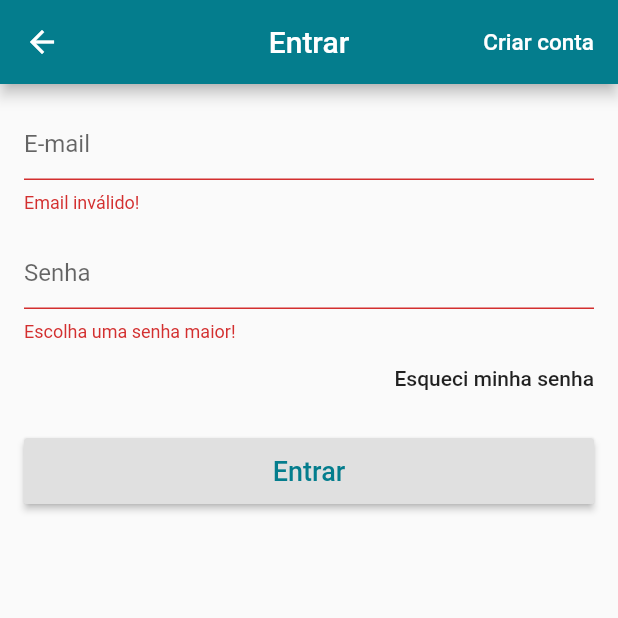
After one commit to brenomacedo/flutter-clothing, a Flutter app: the LoginScreen screen opened directly, after a tap on "Entrar", on a phone screen of 412 x 824 dp, the top half of it. The commit adds this screen. Run offline on Flutter 3.47's test engine with Material 2 defaults, Android fonts, the phone set to English and light mode, and no system bars; our stand-ins replace carousel_pro, cloud_firestore, firebase_core, transparent_image; accounts and stored records are empty.

Commit message:
login-screen

```diff
--- /dev/null
+++ b/lib/screens/login_screen.dart
@@ -0,0 +1,78 @@
+import 'package:flutter/material.dart';
+
+class LoginScreen extends StatelessWidget {
+
+  final GlobalKey<FormState> _formKey = GlobalKey<FormState>();
+
+  @override
+  Widget build(BuildContext context) {
+    return Scaffold(
+      appBar: AppBar(
+        title: Text("Entrar"),
+        centerTitle: true,
+        actions: [
+          FlatButton(
+            child: Text("Criar conta", style: TextStyle(fontSize: 15.0, color: Colors.white)),
+            onPressed: () {
+
+            }
+          )
+        ]
+      ),
+      body: Form(
+        key: _formKey,
+        child: ListView(
+          padding: EdgeInsets.all(16),
+          children: [
+            TextFormField(
+              decoration: InputDecoration(
+                hintText: "E-mail"
+              ),
+              validator: (text) {
+                if(text.isEmpty || !text.contains('@'))
+                  return "Email inválido!";
+                return null;
+              },
+            ),
+            SizedBox(height: 16.0),
+            TextFormField(
+              decoration: InputDecoration(
+                hintText: "Senha",
+              ),
+              obscureText: true,
+              keyboardType: TextInputType.emailAddress,
+              validator: (text) {
+                if(text.isEmpty || text.length <= 6)
+                  return "Escolha uma senha maior!";
+                return null;
+              },
+            ),
+            Align(
+              alignment: Alignment.centerRight,
+              child: FlatButton(
+                child: Text("Esqueci minha senha", textAlign: TextAlign.right),
+                padding: EdgeInsets.zero,
+                onPressed: () {
+
+                },
+              ),
+            ),
+            SizedBox(height: 16.0),
+            SizedBox(
+              height: 44.0,
+              child: RaisedButton(
+                child: Text("Entrar", style: TextStyle(fontSize: 18.0)),
+                textColor: Theme.of(context).primaryColor,
+                onPressed: () {
+                  if(_formKey.currentState.validate()) {
+
+                  }
+                },
+              )
+            )
+          ],
+        ),
+      ),
+    );
+  }
+}
--- a/lib/screens/product_screen.dart
+++ b/lib/screens/product_screen.dart
@@ -91,7 +91,22 @@ class _ProductScreenState extends State<ProductScreen> {
                       );
                     }).toList(),
                   )
-                )
+                ),
+                SizedBox(height: 16.0),
+                SizedBox(
+                  height: 44.0,
+                  child: RaisedButton(
+                    child: Text('Adicionar ao carrinho', style: TextStyle(fontSize: 18.0)),
+                    color: Theme.of(context).primaryColor,
+                    textColor: Colors.white,
+                    onPressed: selectedSize == null ? null : () {
+
+                    },
+                  )
+                ),
+                SizedBox(height: 16.0),
+                Text("Descrição", style: TextStyle(fontSize: 16.0, fontWeight: FontWeight.w500)),
+                Text(product.description, style: TextStyle(fontSize: 16.0))
               ],
             )
           )
```
